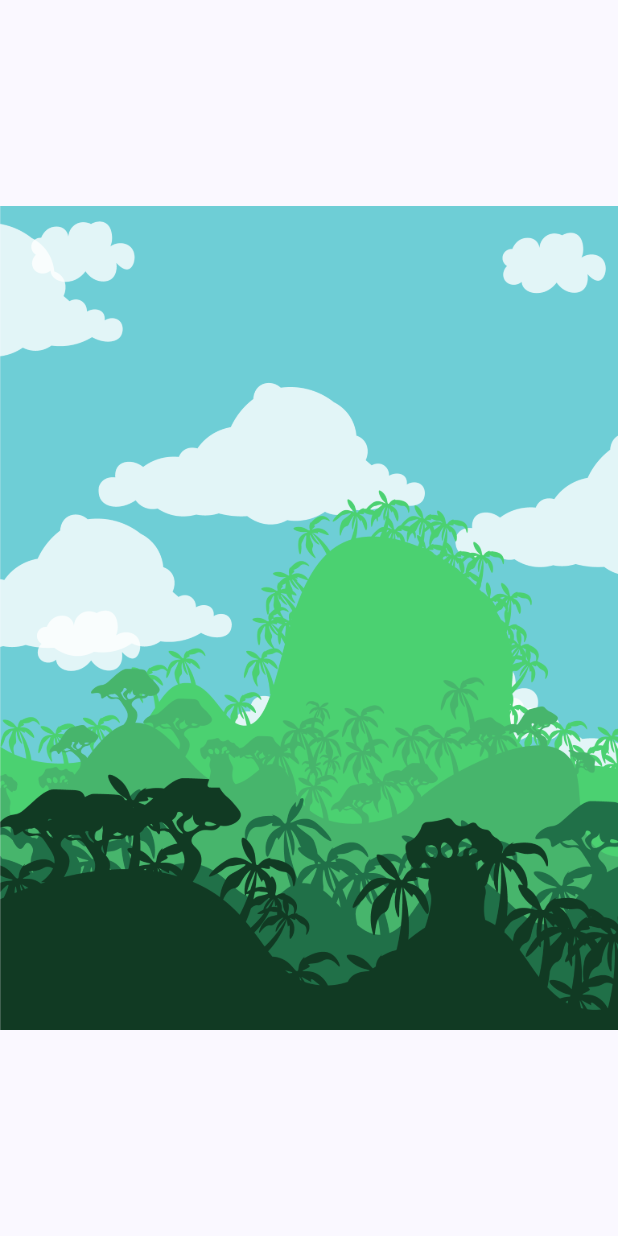
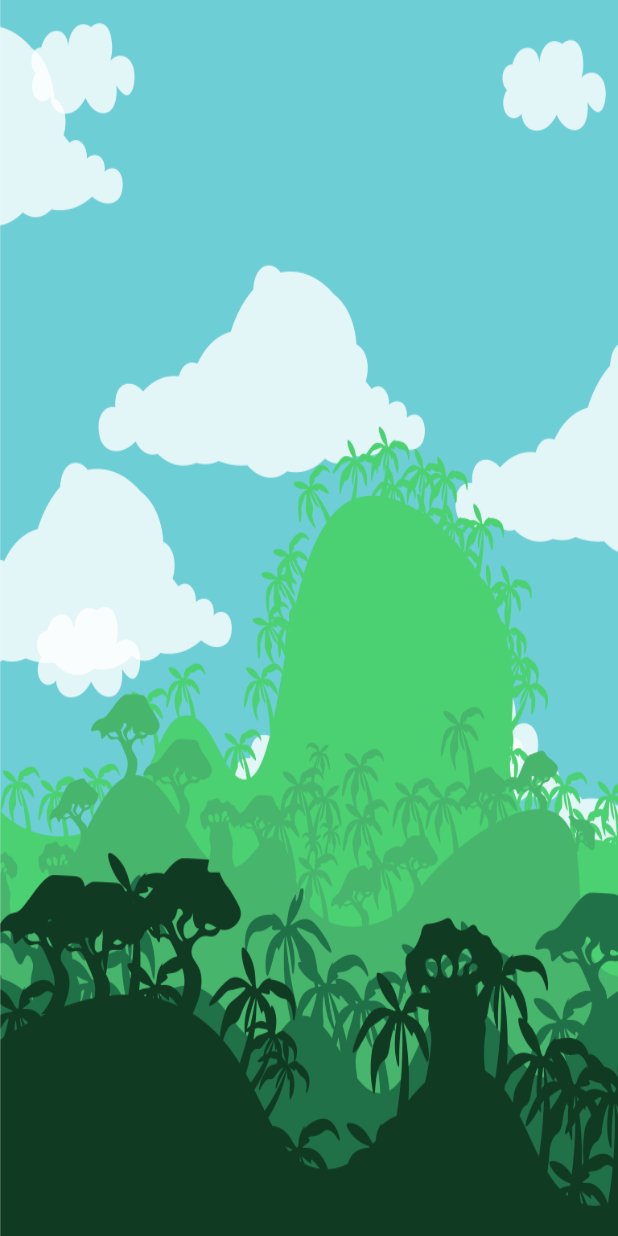
Before and after one commit to Sammyowei/word_rush, a Flutter app: the PlaaySessionScreen screen opened directly with sample values from the repository, on a phone screen of 412 x 824 dp. Run offline on Flutter 3.47's test engine with Material 2 defaults, Android fonts, the phone set to English and light mode, and no system bars; our stand-ins replace audioplayers, firebase_core, firebase_crashlytics, gap, go_router, shared_preferences; missing offline and left inert: games_services, unity_ads_plugin; accounts and stored records are empty.

Commit message:
:fire: modified routes and added a route to game play Session.

```diff
--- a/lib/src/routes/routing_names.dart
+++ b/lib/src/routes/routing_names.dart
@@ -10,4 +10,6 @@ class RouteNames {
   static String leaderBoard = 'leader-board';
   static String achievements = 'achievements';
   static String levelLocked = 'level-locked';
+
+  static String gameSession = 'session';
 }
--- a/lib/src/routes/routing_paths.dart
+++ b/lib/src/routes/routing_paths.dart
@@ -12,4 +12,5 @@ class RoutePath {
   static String leaderBoard = 'leader-board';
   static String achievements = 'achievements';
   static String levelLocked = 'level-locked';
+  static String gameSession = 'session/:level';
 }
--- a/lib/src/screens/gameplay_session_page.dart
+++ b/lib/src/screens/gameplay_session_page.dart
@@ -43,12 +43,14 @@ class _PlaaySessionScreenState extends State<PlaaySessionScreen> {
             width: size.width,
             decoration: BoxDecoration(
               image: DecorationImage(
+                fit: BoxFit.fill,
                 image: AssetImage(
                   _image.backgroundImage,
                 ),
               ),
             ),
-        )),
+          ),
+        ),
       ),
     );
   }
--- a/lib/src/screens/level_selection.dart
+++ b/lib/src/screens/level_selection.dart
@@ -90,6 +90,10 @@ class LevelSelection extends StatelessWidget {
                                 audioController.playSfx(SfxType.btnClicked);
                                 print(
                                     'Game Level ${level.level} at index $index');
+                                context.pushNamed(RouteNames.gameSession,
+                                    pathParameters: {
+                                      'level': "${level.level}"
+                                    });
 
                                 return;
                               }
--- a/lib/src/screens/screens.dart
+++ b/lib/src/screens/screens.dart
@@ -6,3 +6,4 @@ export 'settings_page.dart';
 export 'custom_app_bar.dart';
 export 'leaderboard_page.dart';
 export 'level_selection.dart';
+export 'gameplay_session_page.dart';
```
Also changed, not shown: lib/src/routes/routes.dart (+19 -0 lines). Lines whose indentation alone changed are shown as unchanged.
